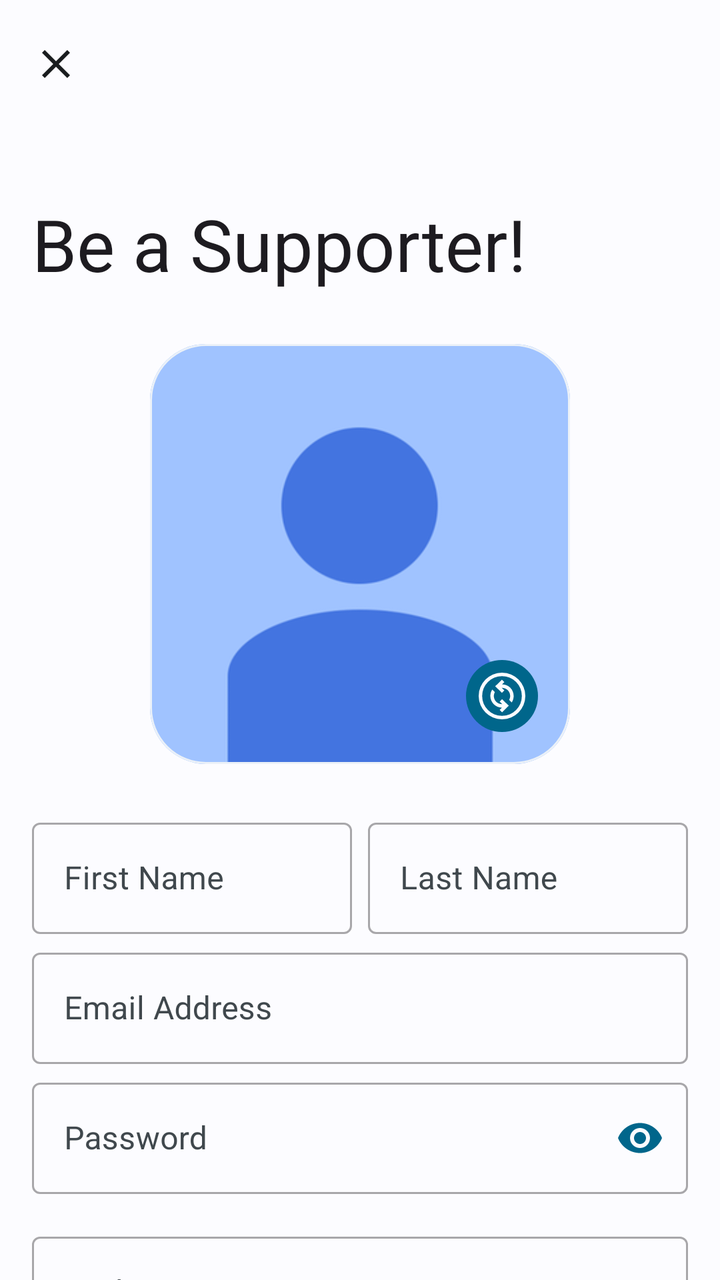
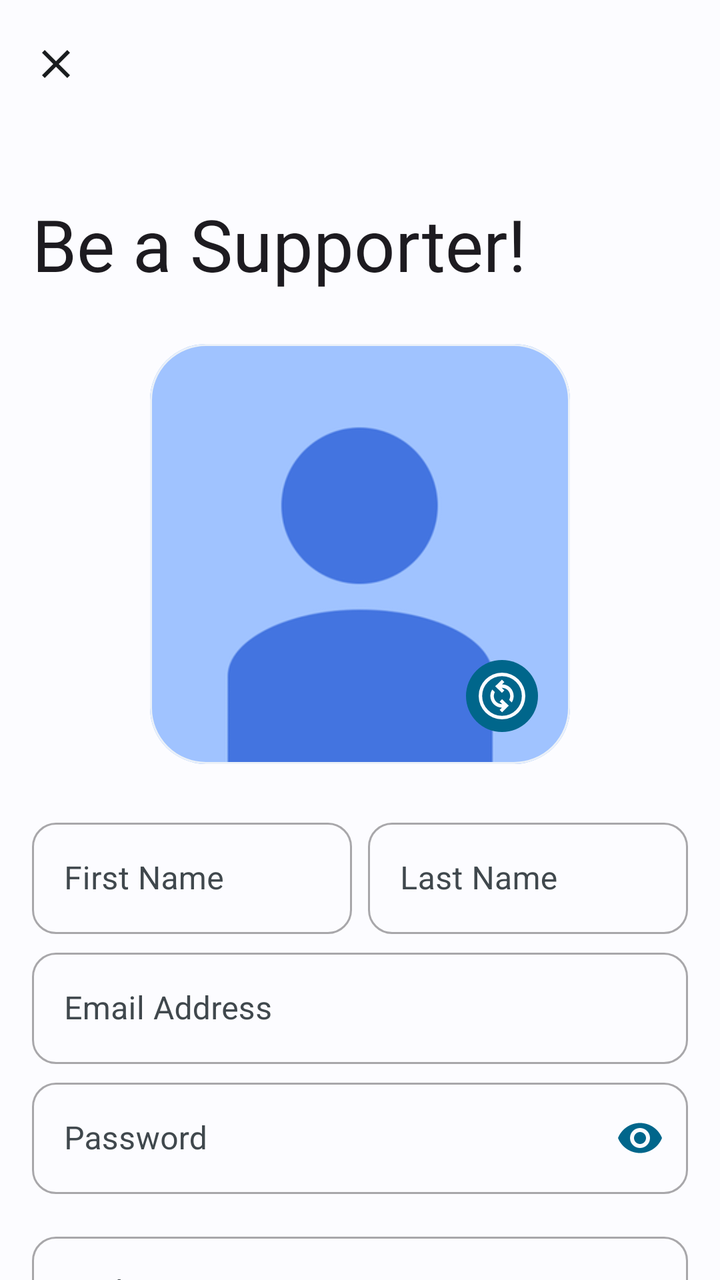

Before-and-after screenshots of an Android layout around one commit, followed by the original layout XML and the change that was made.
<!-- AndroidManifest.xml: application theme Theme.Main -->
<!-- res/layout/add_supporter_dialog.xml -->
<?xml version="1.0" encoding="utf-8"?>
<androidx.coordinatorlayout.widget.CoordinatorLayout xmlns:android="http://schemas.android.com/apk/res/android"
    xmlns:app="http://schemas.android.com/apk/res-auto"
    xmlns:tools="http://schemas.android.com/tools"
    android:layout_width="match_parent"
    android:fitsSystemWindows="true"
    android:layout_height="match_parent"
    android:background="?attr/screen_background"
    tools:context=".Dialog.AddSupporterDialog">

    <com.google.android.material.appbar.AppBarLayout
        android:id="@+id/appBarLayout"
        android:layout_width="match_parent"
        android:layout_height="wrap_content"
        android:layout_gravity="top"
        android:background="?attr/screen_background"
        android:hapticFeedbackEnabled="true">

        <com.google.android.material.appbar.CollapsingToolbarLayout
            android:id="@+id/ctl_home"
            style="?attr/collapsingToolbarLayoutLargeStyle"
            android:layout_width="match_parent"
            android:layout_height="?attr/collapsingToolbarLayoutLargeSize"
            android:fitsSystemWindows="true"
            app:contentScrim="?attr/bar_background"
            app:expandedTitleTextAppearance="@style/CollapsingToolbarStyle"
            app:layout_scrollFlags="scroll|exitUntilCollapsed|snap"
            app:statusBarScrim="?attr/bar_background"
            app:titleCollapseMode="fade">

            <com.google.android.material.appbar.MaterialToolbar
                android:id="@+id/toolbar_home"
                android:layout_width="match_parent"
                android:layout_height="?attr/actionBarSize"
                android:hapticFeedbackEnabled="true"
                app:layout_collapseMode="pin"
                app:title="Be a Supporter!">

                <ImageView
                    android:id="@+id/add_player_back"
                    android:layout_width="24dp"
                    android:layout_height="match_parent"
                    android:layout_gravity="center_vertical"
                    android:layout_marginRight="12dp"
                    android:src="@drawable/baseline_close_24"
                    app:tint="?attr/main_text" />

            </com.google.android.material.appbar.MaterialToolbar>

        </com.google.android.material.appbar.CollapsingToolbarLayout>

    </com.google.android.material.appbar.AppBarLayout>

    <androidx.core.widget.NestedScrollView
        android:layout_width="match_parent"
        android:layout_height="match_parent"
        app:layout_behavior="@string/appbar_scrolling_view_behavior">

        <LinearLayout
            android:layout_width="match_parent"
            android:layout_height="wrap_content"
            android:overScrollMode="always"
            android:orientation="vertical">

            <androidx.constraintlayout.widget.ConstraintLayout
                android:layout_width="match_parent"
                android:layout_marginTop="20dp"
                android:layout_marginHorizontal="8dp"
                android:layout_height="wrap_content">

                <com.google.android.material.card.MaterialCardView
                    android:id="@+id/pic_change"
                    android:layout_width="210dp"
                    android:layout_height="210dp"
                    app:cardElevation="0dp"
                    app:cardCornerRadius="28dp"
                    app:strokeColor="?attr/ui_background"
                    app:cardBackgroundColor="?attr/ui_background"
                    app:layout_constraintEnd_toEndOf="parent"
                    app:layout_constraintStart_toStartOf="parent"
                    app:layout_constraintTop_toTopOf="parent">

                    <androidx.constraintlayout.widget.ConstraintLayout
                        android:layout_width="match_parent"
                        android:layout_height="match_parent"
                        >

                        <ImageView
                            android:id="@+id/player_profile"
                            android:layout_width="match_parent"
                            android:layout_height="match_parent"
                            android:src="@drawable/default_pic"
                            android:scaleType="centerCrop"
                            android:backgroundTint="?attr/ui_background"
                            android:background="@drawable/circle_bg"
                            app:layout_constraintEnd_toEndOf="parent"
                            app:layout_constraintStart_toStartOf="parent"
                            app:layout_constraintTop_toTopOf="parent" />

                        <ImageView
                            android:layout_width="36dp"
                            android:layout_height="36dp"
                            android:layout_gravity="center"
                            android:background="@drawable/circle_bg"
                            android:layout_margin="16dp"
                            android:backgroundTint="?attr/button_background"
                            android:padding="4dp"
                            android:src="@drawable/ic_baseline_change_24"
                            app:layout_constraintBottom_toBottomOf="parent"
                            app:layout_constraintEnd_toEndOf="parent"
                            app:tint="?attr/screen_background" />

                    </androidx.constraintlayout.widget.ConstraintLayout>

                </com.google.android.material.card.MaterialCardView>
            </androidx.constraintlayout.widget.ConstraintLayout>

            <LinearLayout
                android:layout_width="match_parent"
                android:layout_height="wrap_content"
                android:layout_marginTop="24dp"
                android:layout_marginHorizontal="16dp"
                android:orientation="horizontal">

                <com.google.android.material.textfield.TextInputLayout
                    style="@style/Widget.MaterialComponents.TextInputLayout.OutlinedBox"
                    android:layout_width="match_parent"
                    android:layout_height="wrap_content"
                    android:layout_weight="1"
                    android:layout_marginRight="4dp"
                    android:hint="First Name"
                    android:textColorHint="?attr/secondary_text"
                    app:hintTextColor="?attr/button_background"
                    app:placeholderTextColor="?attr/button_background">

                    <com.google.android.material.textfield.TextInputEditText
                        android:id="@+id/first_name"
                        android:layout_width="match_parent"
                        android:layout_height="wrap_content"
                        android:inputType="textCapSentences"
                        android:textColor="?attr/main_text"
                        android:textColorHint="?attr/secondary_text" />

                </com.google.android.material.textfield.TextInputLayout>

                <com.google.android.material.textfield.TextInputLayout
                    style="@style/Widget.MaterialComponents.TextInputLayout.OutlinedBox"
                    android:layout_width="match_parent"
                    android:layout_height="wrap_content"
                    android:layout_marginLeft="4dp"
                    android:hint="Last Name"
                    android:layout_weight="1"
                    android:textColorHint="?attr/secondary_text"
                    app:hintTextColor="?attr/button_background"
                    app:placeholderTextColor="?attr/button_background">

                    <com.google.android.material.textfield.TextInputEditText
                        android:id="@+id/last_name"
                        android:layout_width="match_parent"
                        android:layout_height="wrap_content"
                        android:inputType="textCapSentences"
                        android:textColor="?attr/main_text"
                        android:textColorHint="?attr/secondary_text" />

                </com.google.android.material.textfield.TextInputLayout>

            </LinearLayout>

            <com.google.android.material.textfield.TextInputLayout
                style="@style/Widget.MaterialComponents.TextInputLayout.OutlinedBox"
                android:layout_width="match_parent"
                android:layout_height="wrap_content"
                android:layout_marginHorizontal="16dp"
                android:hint="Email Address"
                android:layout_marginTop="4dp"
                android:textColorHint="?attr/secondary_text"
                app:hintTextColor="?attr/button_background"
                app:placeholderTextColor="?attr/button_background">

                <com.google.android.material.textfield.TextInputEditText
                    android:id="@+id/email"
                    android:layout_width="match_parent"
                    android:layout_height="wrap_content"
                    android:inputType="textEmailAddress"
                    android:textColor="?attr/main_text"
                    android:textColorHint="?attr/secondary_text" />

            </com.google.android.material.textfield.TextInputLayout>


            <com.google.android.material.textfield.TextInputLayout
                style="@style/Widget.MaterialComponents.TextInputLayout.OutlinedBox"
                android:layout_width="match_parent"
                android:layout_height="wrap_content"
                android:layout_marginHorizontal="16dp"
                android:hint="Password"
                android:layout_marginTop="4dp"
                android:textColorHint="?attr/secondary_text"
                app:hintTextColor="?attr/button_background"
                app:passwordToggleEnabled="true"
                app:passwordToggleTint="?attr/button_background"
                app:placeholderTextColor="?attr/button_background">

                <com.google.android.material.textfield.TextInputEditText
                    android:id="@+id/password"
                    android:layout_width="match_parent"
                    android:layout_height="wrap_content"
                    android:inputType="textPassword"
                    android:textColor="?attr/main_text"
                    android:textColorHint="?attr/secondary_text" />

            </com.google.android.material.textfield.TextInputLayout>

            <com.google.android.material.textfield.TextInputLayout
                style="@style/Widget.MaterialComponents.TextInputLayout.OutlinedBox"
                android:layout_width="match_parent"
                android:layout_height="wrap_content"
                android:layout_marginHorizontal="16dp"
                android:hint="Birth Date"
                android:layout_marginTop="16dp"
                android:textColorHint="?attr/secondary_text"
                app:hintTextColor="?attr/button_background"
                app:placeholderTextColor="?attr/button_background">

                <com.google.android.material.textfield.TextInputEditText
                    android:id="@+id/birthday"
                    android:layout_width="match_parent"
                    android:layout_height="wrap_content"
                    android:focusable="false"
                    android:inputType="date"
                    android:textColor="?attr/main_text"
                    android:textColorHint="?attr/secondary_text" />

            </com.google.android.material.textfield.TextInputLayout>

            <com.google.android.material.textfield.TextInputLayout
                style="@style/Widget.Material3.TextInputLayout.OutlinedBox.ExposedDropdownMenu"
                android:layout_width="match_parent"
                android:layout_height="wrap_content"
                android:layout_marginHorizontal="16dp"
                android:hint="Favourite Team"
                android:textColorHint="?attr/secondary_text"
                app:hintTextColor="?attr/button_background"
                app:placeholderTextColor="?attr/button_background"
                android:layout_marginTop="16dp">

                <com.google.android.material.textfield.MaterialAutoCompleteTextView
                    android:layout_width="match_parent"
                    android:layout_height="match_parent"
                    android:id="@+id/team_choose"
                    android:inputType="none"
                    android:ellipsize="end"
                    android:textColor="?attr/main_text"
                    android:textColorHint="?attr/secondary_text"/>

            </com.google.android.material.textfield.TextInputLayout>

            <com.google.android.material.textfield.TextInputLayout
                style="@style/Widget.Material3.TextInputLayout.OutlinedBox.ExposedDropdownMenu"
                android:layout_width="match_parent"
                android:layout_height="wrap_content"
                android:layout_marginHorizontal="16dp"
                android:hint="Favourite Player"
                android:textColorHint="?attr/secondary_text"
                app:hintTextColor="?attr/button_background"
                app:placeholderTextColor="?attr/button_background"
                android:layout_marginTop="4dp" >

                <com.google.android.material.textfield.MaterialAutoCompleteTextView
                    android:layout_width="match_parent"
                    android:layout_height="match_parent"
                    android:id="@+id/player_choose"
                    android:inputType="none"
                    android:ellipsize="end"
                    android:textColor="?attr/main_text"
                    android:textColorHint="?attr/secondary_text"/>

            </com.google.android.material.textfield.TextInputLayout>

            <androidx.constraintlayout.widget.ConstraintLayout
                android:layout_width="match_parent"
                android:layout_marginTop="24dp"
                android:layout_marginBottom="16dp"
                android:layout_height="wrap_content"
                android:layout_gravity="bottom">

                <Button
                    android:id="@+id/add_player_upload"
                    android:layout_width="wrap_content"
                    android:layout_height="wrap_content"
                    android:text="Create"
                    android:layout_marginEnd="16dp"
                    android:backgroundTint="?attr/button_background"
                    app:rippleColor="?attr/bar_ui"
                    android:textColor="?attr/ui_background"
                    app:layout_constraintEnd_toEndOf="parent"
                    app:layout_constraintBottom_toBottomOf="parent"
                    app:layout_constraintTop_toTopOf="parent" />

            </androidx.constraintlayout.widget.ConstraintLayout>

        </LinearLayout>
    </androidx.core.widget.NestedScrollView>

</androidx.coordinatorlayout.widget.CoordinatorLayout>
<!-- resources referenced by this layout -->
<resources>
  <!-- drawable baseline_close_24 (drawable) -->
  <vector android:height="24dp" android:tint="#000000"
      android:viewportHeight="24" android:viewportWidth="24"
      android:width="24dp" xmlns:android="http://schemas.android.com/apk/res/android">
      <path android:fillColor="@android:color/white" android:pathData="M19,6.41L17.59,5 12,10.59 6.41,5 5,6.41 10.59,12 5,17.59 6.41,19 12,13.41 17.59,19 19,17.59 13.41,12z"/>
  </vector>
  <!-- drawable circle_bg (drawable) -->
  <?xml version="1.0" encoding="utf-8"?>
  <shape android:shape="oval" xmlns:android="http://schemas.android.com/apk/res/android">
      <solid android:color="?attr/button_background"/>
      <corners android:radius="360dp"/>
  </shape>
  <!-- drawable default_pic: png bitmap (drawable-v24, 8466 bytes) -->
  <!-- drawable ic_baseline_change_24 (drawable) -->
  <vector xmlns:android="http://schemas.android.com/apk/res/android"
      android:width="48dp"
      android:height="48dp"
      android:viewportWidth="960"
      android:viewportHeight="960"
      android:tint="?attr/colorControlNormal">
    <path
        android:fillColor="@android:color/white"
        android:pathData="M482,760L596,647L482,534L440,576L483,619Q455,620 428.5,610Q402,600 381,579Q361,559 350.5,533Q340,507 340,481Q340,464 344.5,447Q349,430 357,414L313,370Q296,395 288,423Q280,451 280,480Q280,518 295,555Q310,592 339,621Q368,650 404,664.5Q440,679 478,680L440,718L482,760ZM647,590Q664,565 672,537Q680,509 680,480Q680,442 665.5,404.5Q651,367 622,338Q593,309 556.5,295Q520,281 482,281L520,242L478,200L364,313L478,426L520,384L476,340Q503,340 531,350.5Q559,361 579,381Q599,401 609.5,427Q620,453 620,479Q620,496 615.5,513Q611,530 603,546L647,590ZM480,880Q398,880 325,848.5Q252,817 197.5,762.5Q143,708 111.5,635Q80,562 80,480Q80,397 111.5,324Q143,251 197.5,197Q252,143 325,111.5Q398,80 480,80Q563,80 636,111.5Q709,143 763,197Q817,251 848.5,324Q880,397 880,480Q880,562 848.5,635Q817,708 763,762.5Q709,817 636,848.5Q563,880 480,880ZM480,820Q622,820 721,720.5Q820,621 820,480Q820,338 721,239Q622,140 480,140Q339,140 239.5,239Q140,338 140,480Q140,621 239.5,720.5Q339,820 480,820ZM480,480Q480,480 480,480Q480,480 480,480Q480,480 480,480Q480,480 480,480Q480,480 480,480Q480,480 480,480Q480,480 480,480Q480,480 480,480Z"/>
  </vector>
  <style name="CollapsingToolbarStyle">
          <item name="fontFamily">@font/shirt_no_font</item>
          <item name="android:textSize">36sp</item>
      </style>
  <style name="Theme.Main" parent="Theme.Material3.DayNight.NoActionBar">
          <item name="colorPrimary">#8F4A51</item>
          <item name="colorAccent">#8F4A51</item>
          <item name="android:windowContentTransitions">true</item>
          <item name="android:statusBarColor">@android:color/transparent</item>
          <item name="android:navigationBarColor">#FFFBFF</item>
          <item name="screen_background">#FFFBFF</item>
          <item name="ui_background">#FFECED</item>
          <item name="bar_background">#F4DDDE</item>
          <item name="bar_ui">#765658</item>
          <item name="navigation">#Ead0d1</item>
          <item name="button_background">#8F4A51</item>
          <item name="main_text">#201A1A</item>
          <item name="secondary_text">#524344</item>
          <item name="outline">#998E8E</item>
      </style>
</resources>

<!-- the commit's change to res/layout/add_supporter_dialog.xml (unified diff, before → after) -->
@@ -126,6 +126,10 @@
                     style="@style/Widget.MaterialComponents.TextInputLayout.OutlinedBox"
                     android:layout_width="match_parent"
                     android:layout_height="wrap_content"
+                    app:boxCornerRadiusBottomEnd="12.dp"
+                    app:boxCornerRadiusBottomStart="12.dp"
+                    app:boxCornerRadiusTopEnd="12.dp"
+                    app:boxCornerRadiusTopStart="12.dp"
                     android:layout_weight="1"
                     android:layout_marginRight="4dp"
                     android:hint="First Name"
@@ -148,6 +152,10 @@
                     android:layout_width="match_parent"
                     android:layout_height="wrap_content"
                     android:layout_marginLeft="4dp"
+                    app:boxCornerRadiusBottomEnd="12.dp"
+                    app:boxCornerRadiusBottomStart="12.dp"
+                    app:boxCornerRadiusTopEnd="12.dp"
+                    app:boxCornerRadiusTopStart="12.dp"
                     android:hint="Last Name"
                     android:layout_weight="1"
                     android:textColorHint="?attr/secondary_text"
@@ -170,6 +178,10 @@
                 style="@style/Widget.MaterialComponents.TextInputLayout.OutlinedBox"
                 android:layout_width="match_parent"
                 android:layout_height="wrap_content"
+                app:boxCornerRadiusBottomEnd="12.dp"
+                app:boxCornerRadiusBottomStart="12.dp"
+                app:boxCornerRadiusTopEnd="12.dp"
+                app:boxCornerRadiusTopStart="12.dp"
                 android:layout_marginHorizontal="16dp"
                 android:hint="Email Address"
                 android:layout_marginTop="4dp"
@@ -193,6 +205,10 @@
                 android:layout_width="match_parent"
                 android:layout_height="wrap_content"
                 android:layout_marginHorizontal="16dp"
+                app:boxCornerRadiusBottomEnd="12.dp"
+                app:boxCornerRadiusBottomStart="12.dp"
+                app:boxCornerRadiusTopEnd="12.dp"
+                app:boxCornerRadiusTopStart="12.dp"
                 android:hint="Password"
                 android:layout_marginTop="4dp"
                 android:textColorHint="?attr/secondary_text"
@@ -216,6 +232,10 @@
                 android:layout_width="match_parent"
                 android:layout_height="wrap_content"
                 android:layout_marginHorizontal="16dp"
+                app:boxCornerRadiusBottomEnd="12.dp"
+                app:boxCornerRadiusBottomStart="12.dp"
+                app:boxCornerRadiusTopEnd="12.dp"
+                app:boxCornerRadiusTopStart="12.dp"
                 android:hint="Birth Date"
                 android:layout_marginTop="16dp"
                 android:textColorHint="?attr/secondary_text"
@@ -238,6 +258,10 @@
                 android:layout_width="match_parent"
                 android:layout_height="wrap_content"
                 android:layout_marginHorizontal="16dp"
+                app:boxCornerRadiusBottomEnd="12.dp"
+                app:boxCornerRadiusBottomStart="12.dp"
+                app:boxCornerRadiusTopEnd="12.dp"
+                app:boxCornerRadiusTopStart="12.dp"
                 android:hint="Favourite Team"
                 android:textColorHint="?attr/secondary_text"
                 app:hintTextColor="?attr/button_background"
@@ -261,6 +285,10 @@
                 android:layout_height="wrap_content"
                 android:layout_marginHorizontal="16dp"
                 android:hint="Favourite Player"
+                app:boxCornerRadiusBottomEnd="12.dp"
+                app:boxCornerRadiusBottomStart="12.dp"
+                app:boxCornerRadiusTopEnd="12.dp"
+                app:boxCornerRadiusTopStart="12.dp"
                 android:textColorHint="?attr/secondary_text"
                 app:hintTextColor="?attr/button_background"
                 app:placeholderTextColor="?attr/button_background"
